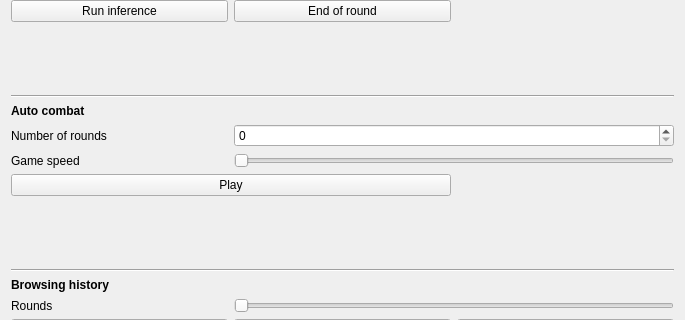
Before: the Qt Designer form OrodaelTurrim/res/ui/roundControlWidget.ui in Wilson194/OrodaelTurrim, drawn with Qt 5; both pictures show x 0 to 685 and y 110 to 430 of the 685 by 529 pixel window.
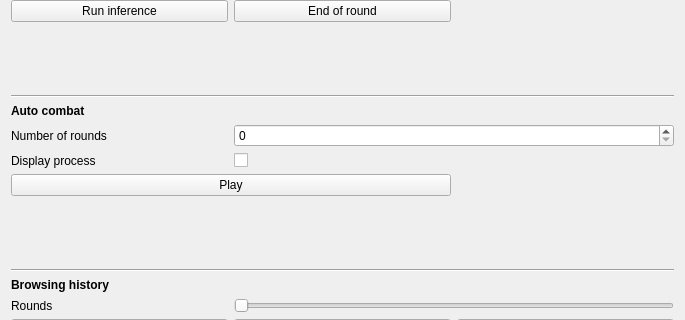
After: the same form once the commit is applied.

Diff of the .ui file:
```diff
--- a/OrodaelTurrim/res/ui/roundControlWidget.ui
+++ b/OrodaelTurrim/res/ui/roundControlWidget.ui
@@ -187,13 +187,6 @@
      </property>
     </widget>
    </item>
-   <item row="9" column="1" colspan="2">
-    <widget class="QSlider" name="horizontalSlider">
-     <property name="orientation">
-      <enum>Qt::Horizontal</enum>
-     </property>
-    </widget>
-   </item>
    <item row="8" column="1" colspan="2">
     <widget class="QSpinBox" name="spinBox"/>
    </item>
@@ -226,7 +219,7 @@
    <item row="9" column="0">
     <widget class="QLabel" name="label_6">
      <property name="text">
-      <string>Game speed</string>
+      <string>Display process</string>
      </property>
     </widget>
    </item>
@@ -263,6 +256,13 @@
      </property>
     </spacer>
    </item>
+   <item row="9" column="1">
+    <widget class="QCheckBox" name="displayProcessCheck">
+     <property name="text">
+      <string/>
+     </property>
+    </widget>
+   </item>
   </layout>
  </widget>
  <resources/>
```
Left out of the diff: 2 changed lines with no effect on the pictures.
